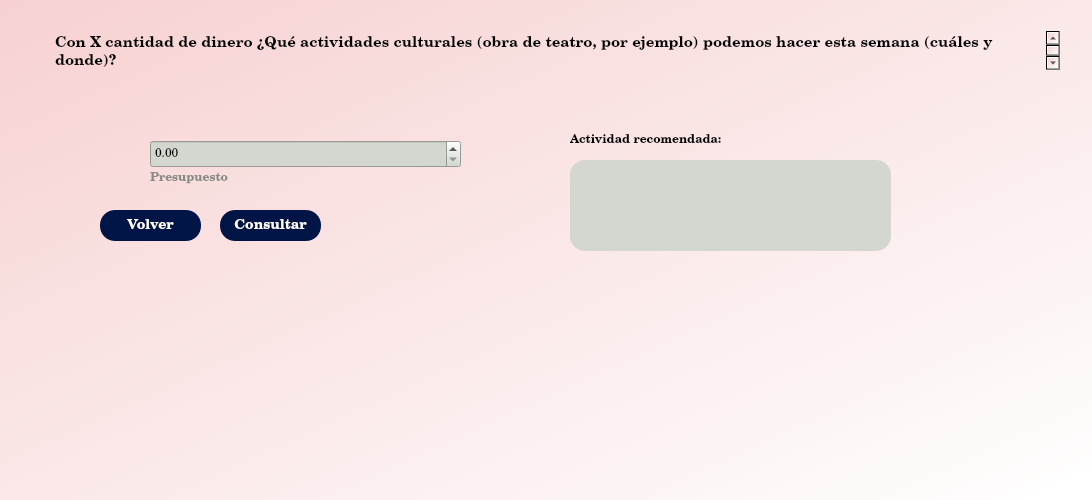
Before: the Qt Designer form src/front/xml/cultural_activities_view.ui in ThElement12/proyecto-final-prolog, drawn with Qt 5.
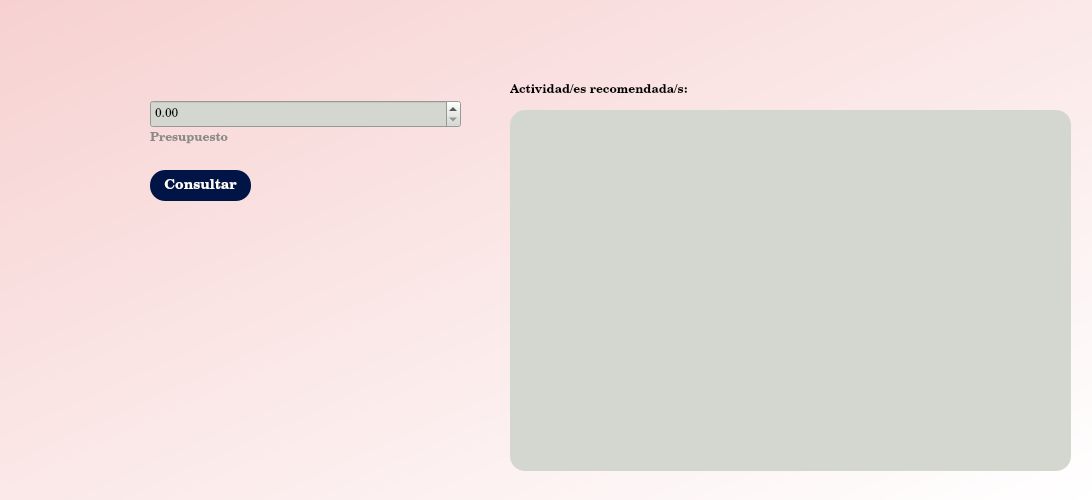
After: the same form once the commit is applied. Icons and pictures are not drawn.

Commit message: changing parameters of view

```diff
--- a/src/front/xml/cultural_activities_view.ui
+++ b/src/front/xml/cultural_activities_view.ui
@@ -19,10 +19,10 @@
   <widget class="QLabel" name="label_result_culture">
    <property name="geometry">
     <rect>
-     <x>570</x>
-     <y>160</y>
-     <width>321</width>
-     <height>91</height>
+     <x>510</x>
+     <y>110</y>
+     <width>561</width>
+     <height>361</height>
     </rect>
    </property>
    <property name="styleSheet">
@@ -41,7 +41,7 @@
    <property name="geometry">
     <rect>
      <x>70</x>
-     <y>120</y>
+     <y>90</y>
      <width>91</width>
      <height>51</height>
     </rect>
@@ -70,39 +70,12 @@
     </size>
    </property>
   </widget>
-  <widget class="QTextEdit" name="textEdit_question_culture">
-   <property name="geometry">
-    <rect>
-     <x>50</x>
-     <y>30</y>
-     <width>1011</width>
-     <height>41</height>
-    </rect>
-   </property>
-   <property name="font">
-    <font>
-     <family>Century Schoolbook L</family>
-     <weight>75</weight>
-     <bold>true</bold>
-    </font>
-   </property>
-   <property name="styleSheet">
-    <string notr="true">background-color: transparent;</string>
-   </property>
-   <property name="html">
-    <string>&lt;!DOCTYPE HTML PUBLIC &quot;-//W3C//DTD HTML 4.0//EN&quot; &quot;http://www.w3.org/TR/REC-html40/strict.dtd&quot;&gt;
-&lt;html&gt;&lt;head&gt;&lt;meta name=&quot;qrichtext&quot; content=&quot;1&quot; /&gt;&lt;style type=&quot;text/css&quot;&gt;
-p, li { white-space: pre-wrap; }
-&lt;/style&gt;&lt;/head&gt;&lt;body style=&quot; font-family:'Century Schoolbook L'; font-size:11pt; font-weight:600; font-style:normal;&quot;&gt;
-&lt;p style=&quot; margin-top:12px; margin-bottom:0px; margin-left:0px; margin-right:0px; -qt-block-indent:0; text-indent:0px; line-height:100%; background-color:transparent;&quot;&gt;&lt;span style=&quot; font-family:'Ubuntu'; background-color:transparent;&quot;&gt;Con X cantidad de dinero ¿Qué actividades culturales &lt;/span&gt;&lt;span style=&quot; font-family:'Ubuntu';&quot;&gt;(obra de teatro, por ejemplo) podemos hacer esta semana (cuáles y donde)?&lt;/span&gt;&lt;/p&gt;&lt;/body&gt;&lt;/html&gt;</string>
-   </property>
-  </widget>
   <widget class="QLabel" name="label_actividad_cult">
    <property name="geometry">
     <rect>
-     <x>570</x>
-     <y>130</y>
-     <width>221</width>
+     <x>510</x>
+     <y>80</y>
+     <width>241</width>
      <height>21</height>
     </rect>
    </property>
@@ -117,45 +90,14 @@
     <string notr="true">background-color: transparent;</string>
    </property>
    <property name="text">
-    <string>Actividad recomendada:</string>
-   </property>
-  </widget>
-  <widget class="QPushButton" name="pushButton_back_culture">
-   <property name="geometry">
-    <rect>
-     <x>100</x>
-     <y>210</y>
-     <width>101</width>
-     <height>31</height>
-    </rect>
-   </property>
-   <property name="font">
-    <font>
-     <family>CenturySchoolBook L</family>
-     <pointsize>-1</pointsize>
-     <weight>75</weight>
-     <bold>true</bold>
-    </font>
-   </property>
-   <property name="styleSheet">
-    <string notr="true">QPushButton{
-border-radius: 15px;
-background-color: rgb(0, 21, 70);
-color: rgb(255,255,255);
-font-weight: bold;
-font-family: CenturySchoolBook L;
-font-size: 14px;
-}</string>
-   </property>
-   <property name="text">
-    <string>Volver</string>
+    <string>Actividad/es recomendada/s:</string>
    </property>
   </widget>
   <widget class="QPushButton" name="pushButton_consult_culture">
    <property name="geometry">
     <rect>
-     <x>220</x>
-     <y>210</y>
+     <x>150</x>
+     <y>170</y>
      <width>101</width>
      <height>31</height>
     </rect>
@@ -186,7 +128,7 @@
    <property name="geometry">
     <rect>
      <x>150</x>
-     <y>170</y>
+     <y>130</y>
      <width>101</width>
      <height>17</height>
     </rect>
@@ -206,7 +148,7 @@
    <property name="geometry">
     <rect>
      <x>150</x>
-     <y>140</y>
+     <y>100</y>
      <width>311</width>
      <height>28</height>
     </rect>
```
The commit also changes 7 other files.
